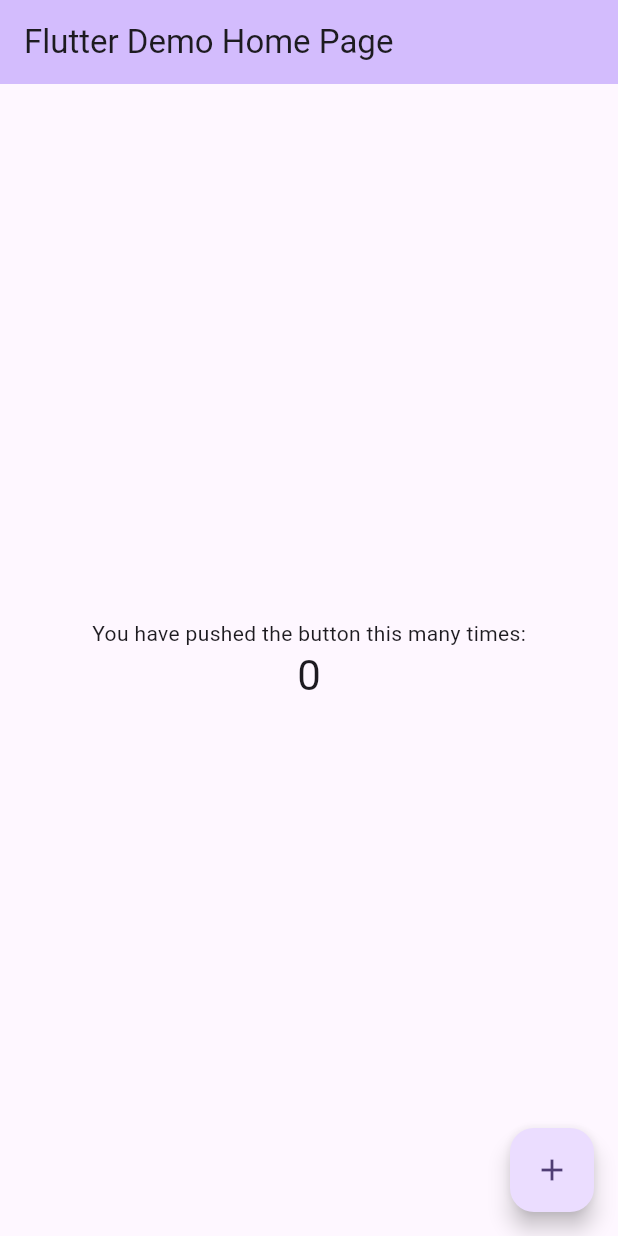
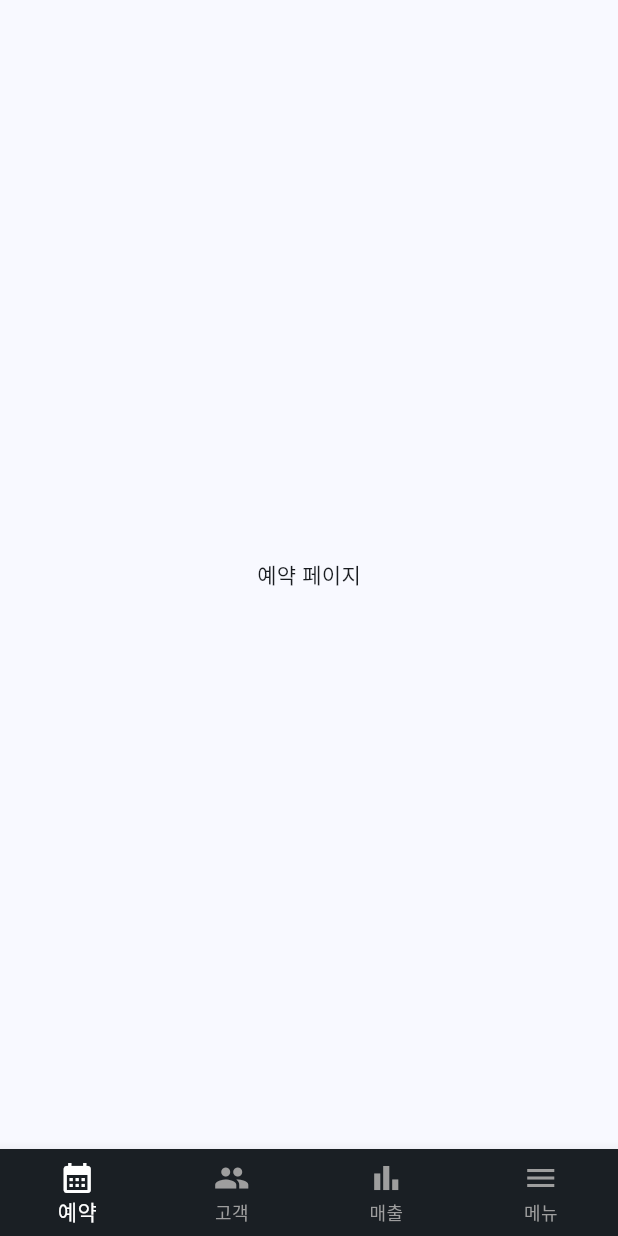
Before and after one commit to niw5924/schedule-manager, a Flutter app: the screen it shows after launch, on a phone screen of 412 x 824 dp. Run offline on Flutter 3.47's test engine with Material 3 defaults, Android fonts, the phone set to English and light mode, and no system bars.

Commit message:
초기 화면 구성

```diff
--- /dev/null
+++ b/lib/customer/customer_page.dart
@@ -0,0 +1,14 @@
+import 'package:flutter/material.dart';
+
+class CustomerPage extends StatelessWidget {
+  const CustomerPage({super.key});
+
+  @override
+  Widget build(BuildContext context) {
+    return const Scaffold(
+      body: Center(
+        child: Text('고객 페이지'),
+      ),
+    );
+  }
+}
--- /dev/null
+++ b/lib/home/home_page.dart
@@ -0,0 +1,46 @@
+import 'package:flutter/material.dart';
+import '../reservation/reservation_page.dart';
+import '../customer/customer_page.dart';
+import '../sales/sales_page.dart';
+import '../menu/menu_page.dart';
+
+class HomePage extends StatefulWidget {
+  const HomePage({super.key});
+
+  @override
+  State<HomePage> createState() => _HomePageState();
+}
+
+class _HomePageState extends State<HomePage> {
+  int _currentIndex = 0;
+
+  final List<Widget> _pages = const [
+    ReservationPage(),
+    CustomerPage(),
+    SalesPage(),
+    MenuPage(),
+  ];
+
+  final List<BottomNavigationBarItem> _bottomItems = [
+    BottomNavigationBarItem(icon: Icon(Icons.calendar_month), label: '예약'),
+    BottomNavigationBarItem(icon: Icon(Icons.people), label: '고객'),
+    BottomNavigationBarItem(icon: Icon(Icons.bar_chart), label: '매출'),
+    BottomNavigationBarItem(icon: Icon(Icons.menu), label: '메뉴'),
+  ];
+
+  @override
+  Widget build(BuildContext context) {
+    return Scaffold(
+      body: _pages[_currentIndex],
+      bottomNavigationBar: BottomNavigationBar(
+        currentIndex: _currentIndex,
+        items: _bottomItems,
+        backgroundColor: const Color(0xFF1A1F24),
+        selectedItemColor: Colors.white,
+        unselectedItemColor: Colors.grey,
+        type: BottomNavigationBarType.fixed,
+        onTap: (index) => setState(() => _currentIndex = index),
+      ),
+    );
+  }
+}
--- a/lib/main.dart
+++ b/lib/main.dart
@@ -1,125 +1,22 @@
 import 'package:flutter/material.dart';
+import 'home/home_page.dart';
 
 void main() {
-  runApp(const MyApp());
+  runApp(const ScheduleManagerApp());
 }
 
-class MyApp extends StatelessWidget {
-  const MyApp({super.key});
+class ScheduleManagerApp extends StatelessWidget {
+  const ScheduleManagerApp({super.key});
 
-  // This widget is the root of your application.
   @override
   Widget build(BuildContext context) {
     return MaterialApp(
-      title: 'Flutter Demo',
+      title: 'Schedule Manager',
       theme: ThemeData(
-        // This is the theme of your application.
-        //
-        // TRY THIS: Try running your application with "flutter run". You'll see
-        // the application has a purple toolbar. Then, without quitting the app,
-        // try changing the seedColor in the colorScheme below to Colors.green
-        // and then invoke "hot reload" (save your changes or press the "hot
-        // reload" button in a Flutter-supported IDE, or press "r" if you used
-        // the command line to start the app).
-        //
-        // Notice that the counter didn't reset back to zero; the application
-        // state is not lost during the reload. To reset the state, use hot
-        // restart instead.
-        //
-        // This works for code too, not just values: Most code changes can be
-        // tested with just a hot reload.
-        colorScheme: ColorScheme.fromSeed(seedColor: Colors.deepPurple),
+        colorScheme: ColorScheme.fromSeed(seedColor: Colors.blue),
         useMaterial3: true,
       ),
-      home: const MyHomePage(title: 'Flutter Demo Home Page'),
+      home: const HomePage(),
     );
   }
 }
-
-class MyHomePage extends StatefulWidget {
-  const MyHomePage({super.key, required this.title});
-
-  // This widget is the home page of your application. It is stateful, meaning
-  // that it has a State object (defined below) that contains fields that affect
-  // how it looks.
-
-  // This class is the configuration for the state. It holds the values (in this
-  // case the title) provided by the parent (in this case the App widget) and
-  // used by the build method of the State. Fields in a Widget subclass are
-  // always marked "final".
-
-  final String title;
-
-  @override
-  State<MyHomePage> createState() => _MyHomePageState();
-}
-
-class _MyHomePageState extends State<MyHomePage> {
-  int _counter = 0;
-
-  void _incrementCounter() {
-    setState(() {
-      // This call to setState tells the Flutter framework that something has
-      // changed in this State, which causes it to rerun the build method below
-      // so that the display can reflect the updated values. If we changed
-      // _counter without calling setState(), then the build method would not be
-      // called again, and so nothing would appear to happen.
-      _counter++;
-    });
-  }
-
-  @override
-  Widget build(BuildContext context) {
-    // This method is rerun every time setState is called, for instance as done
-    // by the _incrementCounter method above.
-    //
-    // The Flutter framework has been optimized to make rerunning build methods
-    // fast, so that you can just rebuild anything that needs updating rather
-    // than having to individually change instances of widgets.
-    return Scaffold(
-      appBar: AppBar(
-        // TRY THIS: Try changing the color here to a specific color (to
-        // Colors.amber, perhaps?) and trigger a hot reload to see the AppBar
-        // change color while the other colors stay the same.
-        backgroundColor: Theme.of(context).colorScheme.inversePrimary,
-        // Here we take the value from the MyHomePage object that was created by
-        // the App.build method, and use it to set our appbar title.
-        title: Text(widget.title),
-      ),
-      body: Center(
-        // Center is a layout widget. It takes a single child and positions it
-        // in the middle of the parent.
-        child: Column(
-          // Column is also a layout widget. It takes a list of children and
-          // arranges them vertically. By default, it sizes itself to fit its
-          // children horizontally, and tries to be as tall as its parent.
-          //
-          // Column has various properties to control how it sizes itself and
-          // how it positions its children. Here we use mainAxisAlignment to
-          // center the children vertically; the main axis here is the vertical
-          // axis because Columns are vertical (the cross axis would be
-          // horizontal).
-          //
-          // TRY THIS: Invoke "debug painting" (choose the "Toggle Debug Paint"
-          // action in the IDE, or press "p" in the console), to see the
-          // wireframe for each widget.
-          mainAxisAlignment: MainAxisAlignment.center,
-          children: <Widget>[
-            const Text(
-              'You have pushed the button this many times:',
-            ),
-            Text(
-              '$_counter',
-              style: Theme.of(context).textTheme.headlineMedium,
-            ),
-          ],
-        ),
-      ),
-      floatingActionButton: FloatingActionButton(
-        onPressed: _incrementCounter,
-        tooltip: 'Increment',
-        child: const Icon(Icons.add),
-      ), // This trailing comma makes auto-formatting nicer for build methods.
-    );
-  }
-}
--- /dev/null
+++ b/lib/menu/menu_page.dart
@@ -0,0 +1,14 @@
+import 'package:flutter/material.dart';
+
+class MenuPage extends StatelessWidget {
+  const MenuPage({super.key});
+
+  @override
+  Widget build(BuildContext context) {
+    return const Scaffold(
+      body: Center(
+        child: Text('메뉴 페이지'),
+      ),
+    );
+  }
+}
--- /dev/null
+++ b/lib/reservation/reservation_page.dart
@@ -0,0 +1,14 @@
+import 'package:flutter/material.dart';
+
+class ReservationPage extends StatelessWidget {
+  const ReservationPage({super.key});
+
+  @override
+  Widget build(BuildContext context) {
+    return const Scaffold(
+      body: Center(
+        child: Text('예약 페이지'),
+      ),
+    );
+  }
+}
--- /dev/null
+++ b/lib/sales/sales_page.dart
@@ -0,0 +1,14 @@
+import 'package:flutter/material.dart';
+
+class SalesPage extends StatelessWidget {
+  const SalesPage({super.key});
+
+  @override
+  Widget build(BuildContext context) {
+    return const Scaffold(
+      body: Center(
+        child: Text('매출 페이지'),
+      ),
+    );
+  }
+}
```
Also changed, not shown: 1 other file.
